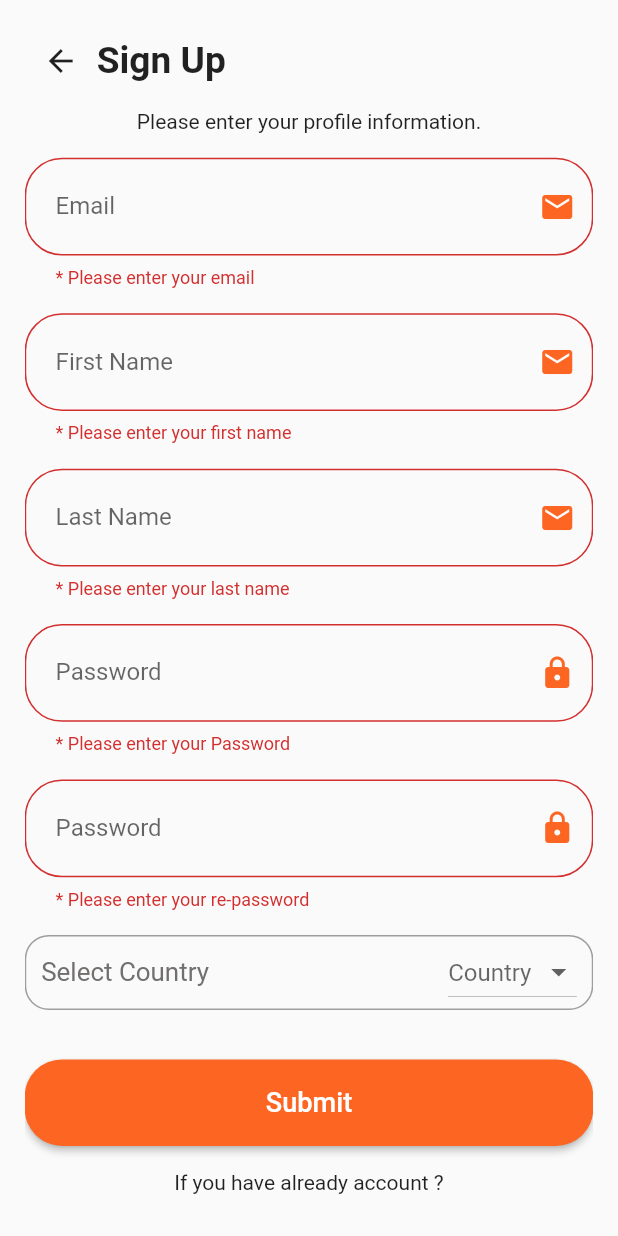
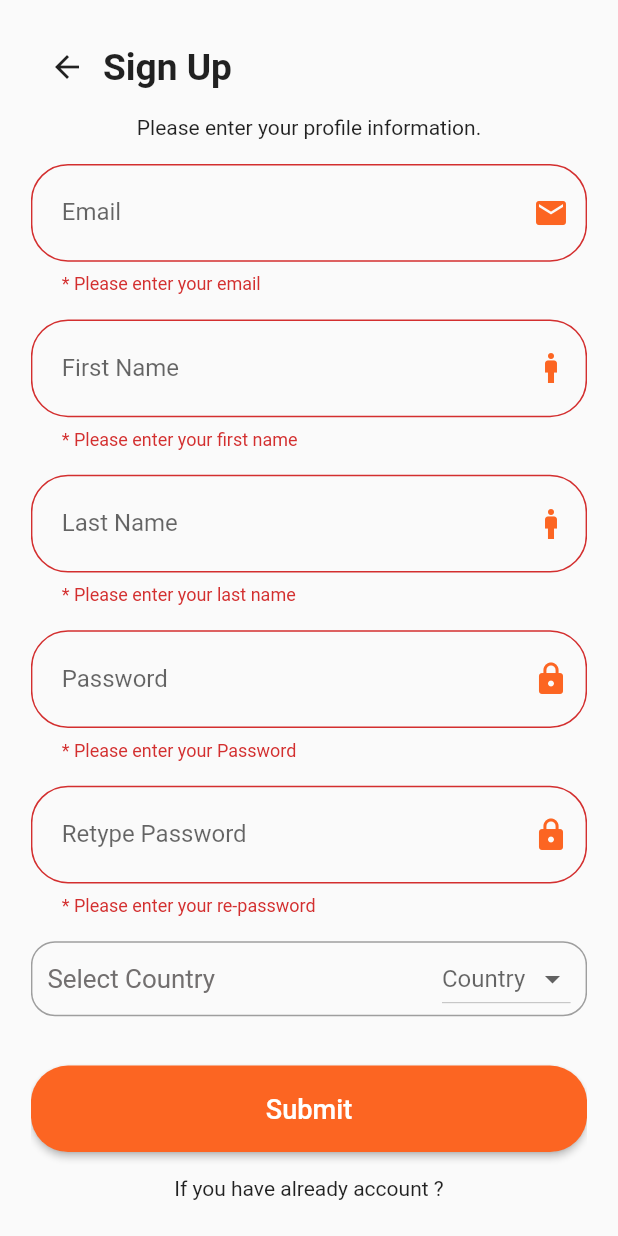
Before and after one commit to hashan8991/tour_drive_frontend, a Flutter app: the SignUpScreen screen opened directly, after a tap on "Submit", on a phone screen of 412 x 824 dp. Run offline on Flutter 3.47's test engine with Material 2 defaults, Android fonts, the light colour scheme and no system bars; our stand-ins replace device_preview, flutter_rating_bar, font_awesome_flutter.

Commit message:
change margin of the screen

```diff
--- a/lib/screens/feedback/feedback_screen.dart
+++ b/lib/screens/feedback/feedback_screen.dart
@@ -28,7 +28,7 @@ class _FeedbackFormState extends State<FeedbackForm> {
     return SafeArea(
       child: Scaffold(
         body: Container(
-          margin: EdgeInsets.all(screenWidth * 0.01),
+          margin: EdgeInsets.all(screenWidth * 0.05),
           child: SingleChildScrollView(
             scrollDirection: Axis.vertical,
             child: Column(
--- a/lib/screens/forget_password/forget_password_screen.dart
+++ b/lib/screens/forget_password/forget_password_screen.dart
@@ -28,7 +28,7 @@ class _ForgetPasswordScreenState extends State<ForgetPasswordScreen> {
     return SafeArea(
       child: Scaffold(
         body: Container(
-          margin: EdgeInsets.all(screenWidth * 0.01),
+          margin: EdgeInsets.all(screenWidth * 0.05),
           child: SingleChildScrollView(
             scrollDirection: Axis.vertical,
             child: Column(
--- a/lib/screens/loading/loading_screen.dart
+++ b/lib/screens/loading/loading_screen.dart
@@ -17,7 +17,7 @@ class LoadingScreen extends StatelessWidget {
     return SafeArea(
       child: Scaffold(
         body: Container(
-          margin: EdgeInsets.all(screenWidth * 0.01),
+          margin: EdgeInsets.all(screenWidth * 0.05),
           child: SingleChildScrollView(
             scrollDirection: Axis.vertical,
             child: Column(
--- a/lib/screens/sign_in/login_screen.dart
+++ b/lib/screens/sign_in/login_screen.dart
@@ -33,7 +33,7 @@ class _LogInScreenState extends State<LogInScreen> {
         body: Container(
           // common code section for all codes
           margin: EdgeInsets.all(
-              screenWidth * 0.01), // common code section for all codes
+              screenWidth * 0.05), // common code section for all codes
           child: SingleChildScrollView(
             // common code section for all codes
             scrollDirection: Axis.vertical, // common code section for all codes
@@ -126,7 +126,7 @@ class _LogInScreenState extends State<LogInScreen> {
                                 vertical: screenHeight * 0.028),
                             hintText: 'Enter your password',
                             suffixIcon: const Icon(
-                              Icons.lock,
+                              Icons.man,
                               color: kPrimaryColor,
                             ),
                             border: OutlineInputBorder(
--- a/lib/screens/sign_up/sign_up_screen.dart
+++ b/lib/screens/sign_up/sign_up_screen.dart
@@ -40,7 +40,7 @@ class _SignUpScreenState extends State<SignUpScreen> {
     return SafeArea(
       child: Scaffold(
         body: Container(
-          margin: EdgeInsets.all(screenWidth * 0.04),
+          margin: EdgeInsets.all(screenWidth * 0.05),
           child: SingleChildScrollView(
             scrollDirection: Axis.vertical,
             child: Column(
@@ -104,7 +104,7 @@ class _SignUpScreenState extends State<SignUpScreen> {
                             floatingLabelStyle: const TextStyle(color: kPrimaryColor),
                             contentPadding: EdgeInsets.symmetric(horizontal: screenWidth * 0.05, vertical: screenHeight * 0.028),
                             hintText: 'Enter your first name',
-                            suffixIcon: const Icon(Icons.email, color: kPrimaryColor,),
+                            suffixIcon: const Icon(Icons.man, color: kPrimaryColor,),
                             border: OutlineInputBorder(
                               borderRadius: BorderRadius.circular(screenHeight * 0.03),
                               borderSide: const BorderSide(color: kPrimaryColor),
@@ -133,7 +133,7 @@ class _SignUpScreenState extends State<SignUpScreen> {
                             floatingLabelStyle: const TextStyle(color: kPrimaryColor),
                             contentPadding: EdgeInsets.symmetric(horizontal: screenWidth * 0.05, vertical: screenHeight * 0.028),
                             hintText: 'Enter your last name',
-                            suffixIcon: const Icon(Icons.email, color: kPrimaryColor,),
+                            suffixIcon: const Icon(Icons.man, color: kPrimaryColor,),
                             border: OutlineInputBorder(
                               borderRadius: BorderRadius.circular(screenHeight * 0.03),
                               borderSide: const BorderSide(color: kPrimaryColor),
@@ -154,8 +154,8 @@ class _SignUpScreenState extends State<SignUpScreen> {
                           if (value!.isEmpty) {
                             return '* Please enter your Password';
                           }
-                          if ( value.length < 6) {
-                            return '* Please enter more than 6 characters';
+                          if ( value.length < 3) {
+                            return '* Please enter more than 3 characters';
                           }
                           return null;
                         },
@@ -187,15 +187,15 @@ class _SignUpScreenState extends State<SignUpScreen> {
                           if (value!.isEmpty) {
                             return '* Please enter your re-password';
                           }
-                          // if ( password! != confirmPassword) {
-                          //   return '* Password do not match';
-                          // }
+                          if ( password != confirmPassword) {
+                            return '* Password do not match';
+                          }
                           return null;
                         },
                         keyboardType: TextInputType.visiblePassword,
                         obscureText: true,
                         decoration: InputDecoration(
-                          labelText: "Password",
+                          labelText: "Retype Password",
                           floatingLabelStyle: const TextStyle(color: kPrimaryColor),
                           contentPadding: EdgeInsets.symmetric(horizontal: screenWidth * 0.05, vertical: screenHeight * 0.028),
                           hintText: 'Enter your password',
@@ -227,7 +227,7 @@ class _SignUpScreenState extends State<SignUpScreen> {
                             DropdownButton<String>(
                               enableFeedback: true,
                               borderRadius: BorderRadius.circular(screenHeight * 0.02),
-                              dropdownColor: kPrimaryColor,
+                              dropdownColor: Colors.white,
                               value: country,
                               onChanged: (value) {
                                 setState(() {
--- a/lib/screens/tour_home_screen/tour_home_screen.dart
+++ b/lib/screens/tour_home_screen/tour_home_screen.dart
@@ -19,7 +19,7 @@ class _TourHomeScreenState extends State<TourHomeScreen> {
       child: Scaffold(
         body: Container(
           margin: EdgeInsets.all(
-              screenWidth * 0.01), // common code section for all codes
+              screenWidth * 0.05), // common code section for all codes
           child: SingleChildScrollView(
             child: Stack(children: [
               Column(
@@ -44,7 +44,7 @@ class _TourHomeScreenState extends State<TourHomeScreen> {
                                 Container(
                                   //margin: EdgeInsets.all(screenWidth * 0.000000001),
                                   height: screenHeight * 0.3,
-                                  width: screenWidth * 0.42,
+                                  width: screenWidth * 0.38,
                                   decoration: BoxDecoration(
                                     color: Colors.red,
                                     borderRadius: BorderRadius.circular(
@@ -56,7 +56,7 @@ class _TourHomeScreenState extends State<TourHomeScreen> {
                                 ),
                                 Container(
                                   height: screenHeight * 0.3,
-                                  width: screenWidth * 0.48,
+                                  width: screenWidth * 0.44,
                                   decoration: BoxDecoration(
                                     color: Colors.green,
                                     borderRadius: BorderRadius.circular(
```
